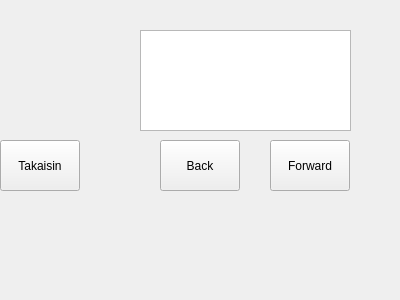
First picture: the form in bank-automat/tilitapahtumat.ui, repository JohWid1/BankSimulRyhmatyo, before the edit.
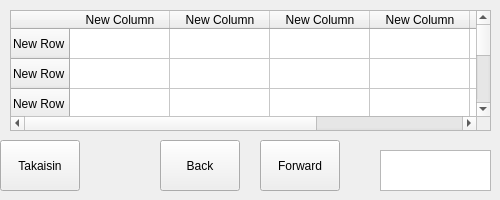
Second picture: the form after the edit.

The edit to the form file:
```diff
--- a/bank-automat/tilitapahtumat.ui
+++ b/bank-automat/tilitapahtumat.ui
@@ -6,8 +6,8 @@
    <rect>
     <x>0</x>
     <y>0</y>
-    <width>400</width>
-    <height>300</height>
+    <width>500</width>
+    <height>200</height>
    </rect>
   </property>
   <property name="windowTitle">
@@ -18,8 +18,8 @@
     <rect>
      <x>0</x>
      <y>0</y>
-     <width>401</width>
-     <height>291</height>
+     <width>500</width>
+     <height>200</height>
     </rect>
    </property>
    <widget class="QWidget" name="page">
@@ -39,10 +39,10 @@
     <widget class="QTextEdit" name="textEdit_tilitapahtumat">
      <property name="geometry">
       <rect>
-       <x>140</x>
-       <y>30</y>
-       <width>211</width>
-       <height>101</height>
+       <x>380</x>
+       <y>150</y>
+       <width>111</width>
+       <height>41</height>
       </rect>
      </property>
      <property name="font">
@@ -67,7 +67,7 @@
     <widget class="QPushButton" name="pushButton_tilitapahtumat_forward">
      <property name="geometry">
       <rect>
-       <x>270</x>
+       <x>260</x>
        <y>140</y>
        <width>80</width>
        <height>51</height>
@@ -77,6 +77,71 @@
       <string>Forward</string>
      </property>
     </widget>
+    <widget class="QTableWidget" name="tableTilitapahtumat">
+     <property name="geometry">
+      <rect>
+       <x>10</x>
+       <y>10</y>
+       <width>481</width>
+       <height>121</height>
+      </rect>
+     </property>
+     <row>
+      <property name="text">
+       <string>New Row</string>
+      </property>
+     </row>
+     <row>
+      <property name="text">
+       <string>New Row</string>
+      </property>
+     </row>
+     <row>
+      <property name="text">
+       <string>New Row</string>
+      </property>
+     </row>
+     <row>
+      <property name="text">
+       <string>New Row</string>
+      </property>
+     </row>
+     <row>
+      <property name="text">
+       <string>New Row</string>
+      </property>
+     </row>
+     <column>
+      <property name="text">
+       <string>New Column</string>
+      </property>
+     </column>
+     <column>
+      <property name="text">
+       <string>New Column</string>
+      </property>
+     </column>
+     <column>
+      <property name="text">
+       <string>New Column</string>
+      </property>
+     </column>
+     <column>
+      <property name="text">
+       <string>New Column</string>
+      </property>
+     </column>
+     <column>
+      <property name="text">
+       <string>New Column</string>
+      </property>
+     </column>
+     <column>
+      <property name="text">
+       <string>New Column</string>
+      </property>
+     </column>
+    </widget>
    </widget>
    <widget class="QWidget" name="page_2"/>
   </widget>
```
